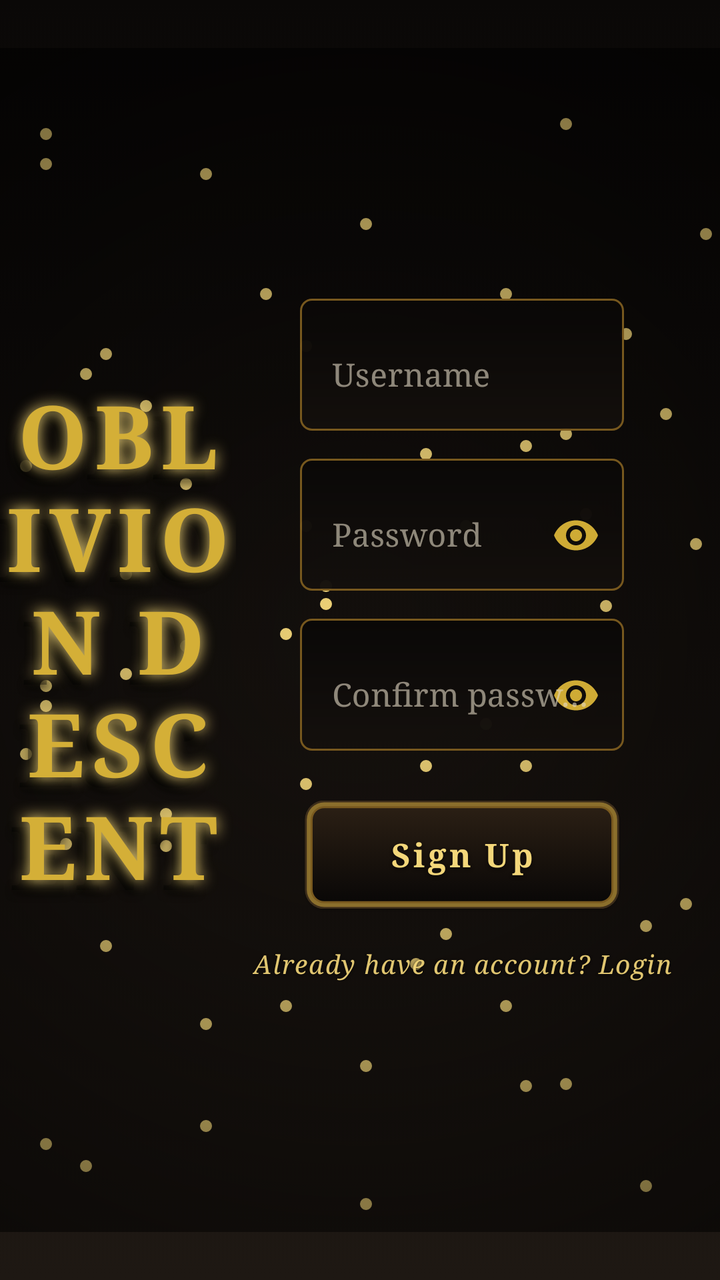
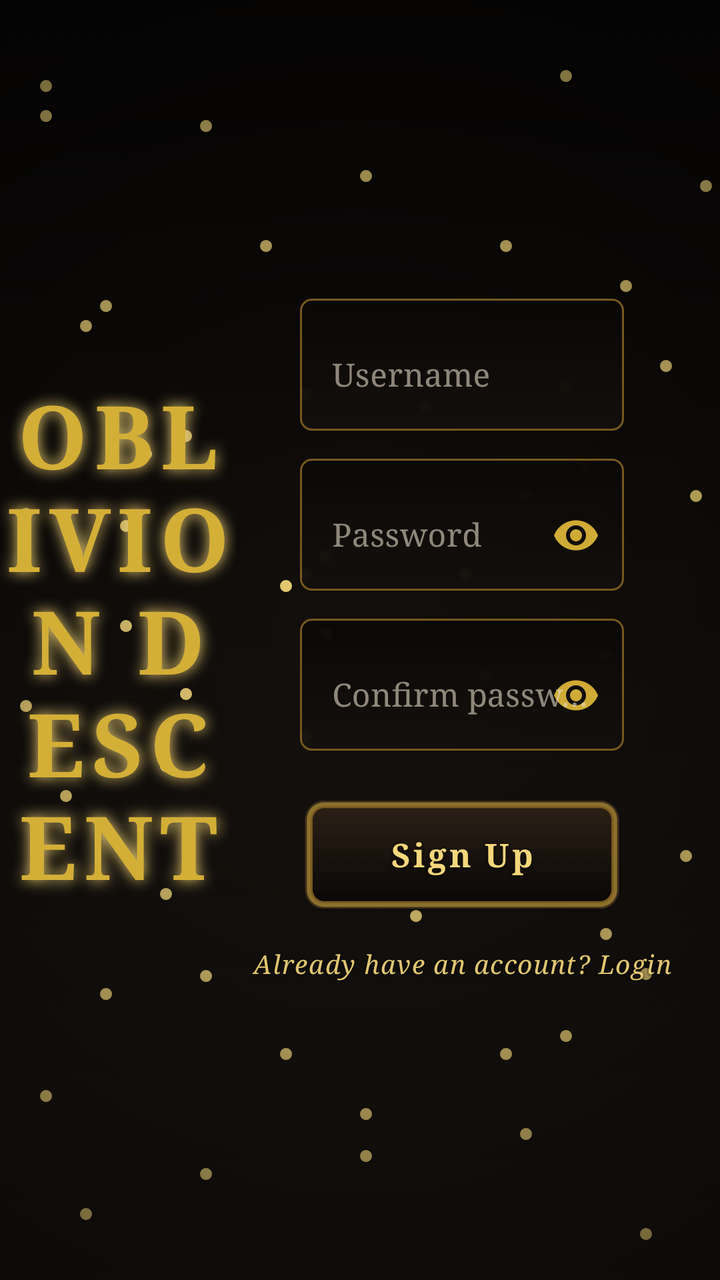

Screens rendered from an Android XML layout before and after an edit, with the pre-edit source and the edit as a unified diff.
<!-- AndroidManifest.xml: application theme Theme.OblivionDescent -->
<!-- res/layout/activity_signup.xml -->
<?xml version="1.0" encoding="utf-8"?>
<androidx.constraintlayout.widget.ConstraintLayout
    xmlns:android="http://schemas.android.com/apk/res/android"
    xmlns:app="http://schemas.android.com/apk/res-auto"
    xmlns:tools="http://schemas.android.com/tools"
    android:id="@+id/signupRoot"
    android:layout_width="match_parent"
    android:layout_height="match_parent"
    android:background="@drawable/game_background"
    android:paddingTop="24dp"
    android:paddingBottom="24dp">

    <ImageView android:id="@+id/particle1" android:layout_width="6dp" android:layout_height="6dp"
        android:src="@drawable/particle"
        android:layout_marginTop="40dp" android:layout_marginStart="20dp"
        app:layout_constraintTop_toTopOf="parent" app:layout_constraintStart_toStartOf="parent"/>

    <ImageView android:id="@+id/particle2" android:layout_width="6dp" android:layout_height="6dp"
        android:src="@drawable/particle"
        android:layout_marginTop="60dp" android:layout_marginStart="100dp"
        app:layout_constraintTop_toTopOf="parent" app:layout_constraintStart_toStartOf="parent"/>

    <ImageView android:id="@+id/particle3" android:layout_width="6dp" android:layout_height="6dp"
        android:src="@drawable/particle"
        android:layout_marginTop="90dp" android:layout_marginStart="350dp"
        app:layout_constraintTop_toTopOf="parent" app:layout_constraintStart_toStartOf="parent"/>

    <ImageView android:id="@+id/particle4" android:layout_width="6dp" android:layout_height="6dp"
        android:src="@drawable/particle"
        android:layout_marginTop="120dp" android:layout_marginStart="250dp"
        app:layout_constraintTop_toTopOf="parent" app:layout_constraintStart_toStartOf="parent"/>

    <ImageView android:id="@+id/particle5" android:layout_width="6dp" android:layout_height="6dp"
        android:src="@drawable/particle"
        android:layout_marginTop="150dp" android:layout_marginStart="50dp"
        app:layout_constraintTop_toTopOf="parent" app:layout_constraintStart_toStartOf="parent"/>

    <ImageView android:id="@+id/particle6" android:layout_width="6dp" android:layout_height="6dp"
        android:src="@drawable/particle"
        android:layout_marginTop="180dp" android:layout_marginStart="330dp"
        app:layout_constraintTop_toTopOf="parent" app:layout_constraintStart_toStartOf="parent"/>

    <ImageView android:id="@+id/particle7" android:layout_width="6dp" android:layout_height="6dp"
        android:src="@drawable/particle"
        android:layout_marginTop="200dp" android:layout_marginStart="210dp"
        app:layout_constraintTop_toTopOf="parent" app:layout_constraintStart_toStartOf="parent"/>

    <ImageView android:id="@+id/particle8" android:layout_width="6dp" android:layout_height="6dp"
        android:src="@drawable/particle"
        android:layout_marginTop="230dp" android:layout_marginStart="290dp"
        app:layout_constraintTop_toTopOf="parent" app:layout_constraintStart_toStartOf="parent"/>

    <ImageView android:id="@+id/particle9" android:layout_width="6dp" android:layout_height="6dp"
        android:src="@drawable/particle"
        android:layout_marginTop="260dp" android:layout_marginStart="60dp"
        app:layout_constraintTop_toTopOf="parent" app:layout_constraintStart_toStartOf="parent"/>

    <ImageView android:id="@+id/particle10" android:layout_width="6dp" android:layout_height="6dp"
        android:src="@drawable/particle"
        android:layout_marginTop="290dp" android:layout_marginStart="140dp"
        app:layout_constraintTop_toTopOf="parent" app:layout_constraintStart_toStartOf="parent"/>

    <ImageView android:id="@+id/particle11" android:layout_width="6dp" android:layout_height="6dp"
        android:src="@drawable/particle"
        android:layout_marginTop="320dp" android:layout_marginStart="360dp"
        app:layout_constraintTop_toTopOf="parent" app:layout_constraintStart_toStartOf="parent"/>

    <ImageView android:id="@+id/particle12" android:layout_width="6dp" android:layout_height="6dp"
        android:src="@drawable/particle"
        android:layout_marginTop="350dp" android:layout_marginStart="10dp"
        app:layout_constraintTop_toTopOf="parent" app:layout_constraintStart_toStartOf="parent"/>

    <ImageView android:id="@+id/particle13" android:layout_width="6dp" android:layout_height="6dp"
        android:src="@drawable/particle"
        android:layout_marginTop="380dp" android:layout_marginStart="80dp"
        app:layout_constraintTop_toTopOf="parent" app:layout_constraintStart_toStartOf="parent"/>

    <ImageView android:id="@+id/particle14" android:layout_width="6dp" android:layout_height="6dp"
        android:src="@drawable/particle"
        android:layout_marginTop="410dp" android:layout_marginStart="300dp"
        app:layout_constraintTop_toTopOf="parent" app:layout_constraintStart_toStartOf="parent"/>

    <ImageView android:id="@+id/particle15" android:layout_width="6dp" android:layout_height="6dp"
        android:src="@drawable/particle"
        android:layout_marginTop="440dp" android:layout_marginStart="220dp"
        app:layout_constraintTop_toTopOf="parent" app:layout_constraintStart_toStartOf="parent"/>

    <ImageView android:id="@+id/particle16" android:layout_width="6dp" android:layout_height="6dp"
        android:src="@drawable/particle"
        android:layout_marginBottom="20dp" android:layout_marginStart="320dp"
        app:layout_constraintBottom_toBottomOf="parent" app:layout_constraintStart_toStartOf="parent"/>

    <ImageView android:id="@+id/particle17" android:layout_width="6dp" android:layout_height="6dp"
        android:src="@drawable/particle"
        android:layout_marginBottom="50dp" android:layout_marginStart="100dp"
        app:layout_constraintBottom_toBottomOf="parent" app:layout_constraintStart_toStartOf="parent"/>

    <ImageView android:id="@+id/particle18" android:layout_width="6dp" android:layout_height="6dp"
        android:src="@drawable/particle"
        android:layout_marginBottom="80dp" android:layout_marginStart="180dp"
        app:layout_constraintBottom_toBottomOf="parent" app:layout_constraintStart_toStartOf="parent"/>

    <ImageView android:id="@+id/particle19" android:layout_width="6dp" android:layout_height="6dp"
        android:src="@drawable/particle"
        android:layout_marginBottom="110dp" android:layout_marginStart="250dp"
        app:layout_constraintBottom_toBottomOf="parent" app:layout_constraintStart_toStartOf="parent"/>

    <ImageView android:id="@+id/particle20" android:layout_width="6dp" android:layout_height="6dp"
        android:src="@drawable/particle"
        android:layout_marginBottom="140dp" android:layout_marginStart="50dp"
        app:layout_constraintBottom_toBottomOf="parent" app:layout_constraintStart_toStartOf="parent"/>

    <ImageView android:id="@+id/particle21" android:layout_width="6dp" android:layout_height="6dp"
        android:src="@drawable/particle"
        android:layout_marginBottom="170dp" android:layout_marginStart="300dp"
        app:layout_constraintBottom_toBottomOf="parent" app:layout_constraintStart_toStartOf="parent"/>

    <ImageView android:id="@+id/particle22" android:layout_width="6dp" android:layout_height="6dp"
        android:src="@drawable/particle"
        android:layout_marginBottom="200dp" android:layout_marginStart="190dp"
        app:layout_constraintBottom_toBottomOf="parent" app:layout_constraintStart_toStartOf="parent"/>

    <ImageView android:id="@+id/particle23" android:layout_width="6dp" android:layout_height="6dp"
        android:src="@drawable/particle"
        android:layout_marginBottom="230dp" android:layout_marginStart="260dp"
        app:layout_constraintBottom_toBottomOf="parent" app:layout_constraintStart_toStartOf="parent"/>

    <ImageView android:id="@+id/particle24" android:layout_width="6dp" android:layout_height="6dp"
        android:src="@drawable/particle"
        android:layout_marginBottom="260dp" android:layout_marginStart="20dp"
        app:layout_constraintBottom_toBottomOf="parent" app:layout_constraintStart_toStartOf="parent"/>

    <ImageView android:id="@+id/particle25" android:layout_width="6dp" android:layout_height="6dp"
        android:src="@drawable/particle"
        android:layout_marginBottom="290dp" android:layout_marginStart="90dp"
        app:layout_constraintBottom_toBottomOf="parent" app:layout_constraintStart_toStartOf="parent"/>

    <ImageView android:id="@+id/particle26" android:layout_width="6dp" android:layout_height="6dp"
        android:src="@drawable/particle"
        android:layout_marginBottom="320dp" android:layout_marginStart="160dp"
        app:layout_constraintBottom_toBottomOf="parent" app:layout_constraintStart_toStartOf="parent"/>

    <ImageView android:id="@+id/particle27" android:layout_width="6dp" android:layout_height="6dp"
        android:src="@drawable/particle"
        android:layout_marginBottom="350dp" android:layout_marginStart="230dp"
        app:layout_constraintBottom_toBottomOf="parent" app:layout_constraintStart_toStartOf="parent"/>

    <ImageView android:id="@+id/particle28" android:layout_width="6dp" android:layout_height="6dp"
        android:src="@drawable/particle"
        android:layout_marginBottom="380dp" android:layout_marginStart="10dp"
        app:layout_constraintBottom_toBottomOf="parent" app:layout_constraintStart_toStartOf="parent"/>

    <ImageView android:id="@+id/particle29" android:layout_width="6dp" android:layout_height="6dp"
        android:src="@drawable/particle"
        android:layout_marginBottom="410dp" android:layout_marginStart="70dp"
        app:layout_constraintBottom_toBottomOf="parent" app:layout_constraintStart_toStartOf="parent"/>

    <ImageView android:id="@+id/particle30" android:layout_width="6dp" android:layout_height="6dp"
        android:src="@drawable/particle"
        android:layout_marginBottom="440dp" android:layout_marginStart="150dp"
        app:layout_constraintBottom_toBottomOf="parent" app:layout_constraintStart_toStartOf="parent"/>

    <ImageView android:id="@+id/particle31" android:layout_width="6dp" android:layout_height="6dp"
        android:src="@drawable/particle"
        android:layout_marginTop="35dp" android:layout_marginStart="280dp"
        app:layout_constraintTop_toTopOf="parent" app:layout_constraintStart_toStartOf="parent"/>

    <ImageView android:id="@+id/particle32" android:layout_width="6dp" android:layout_height="6dp"
        android:src="@drawable/particle"
        android:layout_marginTop="85dp" android:layout_marginStart="180dp"
        app:layout_constraintTop_toTopOf="parent" app:layout_constraintStart_toStartOf="parent"/>

    <ImageView android:id="@+id/particle33" android:layout_width="6dp" android:layout_height="6dp"
        android:src="@drawable/particle"
        android:layout_marginTop="55dp" android:layout_marginStart="20dp"
        app:layout_constraintTop_toTopOf="parent" app:layout_constraintStart_toStartOf="parent"/>

    <ImageView android:id="@+id/particle34" android:layout_width="6dp" android:layout_height="6dp"
        android:src="@drawable/particle"
        android:layout_marginTop="140dp" android:layout_marginStart="310dp"
        app:layout_constraintTop_toTopOf="parent" app:layout_constraintStart_toStartOf="parent"/>

    <ImageView android:id="@+id/particle35" android:layout_width="6dp" android:layout_height="6dp"
        android:src="@drawable/particle"
        android:layout_marginTop="120dp" android:layout_marginStart="130dp"
        app:layout_constraintTop_toTopOf="parent" app:layout_constraintStart_toStartOf="parent"/>

    <ImageView android:id="@+id/particle36" android:layout_width="6dp" android:layout_height="6dp"
        android:src="@drawable/particle"
        android:layout_marginTop="160dp" android:layout_marginStart="40dp"
        app:layout_constraintTop_toTopOf="parent" app:layout_constraintStart_toStartOf="parent"/>

    <ImageView android:id="@+id/particle37" android:layout_width="6dp" android:layout_height="6dp"
        android:src="@drawable/particle"
        android:layout_marginTop="190dp" android:layout_marginStart="280dp"
        app:layout_constraintTop_toTopOf="parent" app:layout_constraintStart_toStartOf="parent"/>

    <ImageView android:id="@+id/particle38" android:layout_width="6dp" android:layout_height="6dp"
        android:src="@drawable/particle"
        android:layout_marginTop="215dp" android:layout_marginStart="90dp"
        app:layout_constraintTop_toTopOf="parent" app:layout_constraintStart_toStartOf="parent"/>

    <ImageView android:id="@+id/particle39" android:layout_width="6dp" android:layout_height="6dp"
        android:src="@drawable/particle"
        android:layout_marginTop="245dp" android:layout_marginStart="345dp"
        app:layout_constraintTop_toTopOf="parent" app:layout_constraintStart_toStartOf="parent"/>

    <ImageView android:id="@+id/particle40" android:layout_width="6dp" android:layout_height="6dp"
        android:src="@drawable/particle"
        android:layout_marginTop="275dp" android:layout_marginStart="160dp"
        app:layout_constraintTop_toTopOf="parent" app:layout_constraintStart_toStartOf="parent"/>


    <ImageView android:id="@+id/particle41" android:layout_width="6dp" android:layout_height="6dp"
        android:src="@drawable/particle"
        android:layout_marginTop="310dp" android:layout_marginStart="60dp"
        app:layout_constraintTop_toTopOf="parent" app:layout_constraintStart_toStartOf="parent"/>

    <ImageView android:id="@+id/particle42" android:layout_width="6dp" android:layout_height="6dp"
        android:src="@drawable/particle"
        android:layout_marginTop="335dp" android:layout_marginStart="240dp"
        app:layout_constraintTop_toTopOf="parent" app:layout_constraintStart_toStartOf="parent"/>

    <ImageView android:id="@+id/particle43" android:layout_width="6dp" android:layout_height="6dp"
        android:src="@drawable/particle"
        android:layout_marginTop="365dp" android:layout_marginStart="150dp"
        app:layout_constraintTop_toTopOf="parent" app:layout_constraintStart_toStartOf="parent"/>

    <ImageView android:id="@+id/particle44" android:layout_width="6dp" android:layout_height="6dp"
        android:src="@drawable/particle"
        android:layout_marginTop="395dp" android:layout_marginStart="30dp"
        app:layout_constraintTop_toTopOf="parent" app:layout_constraintStart_toStartOf="parent"/>

    <ImageView android:id="@+id/particle45" android:layout_width="6dp" android:layout_height="6dp"
        android:src="@drawable/particle"
        android:layout_marginTop="425dp" android:layout_marginStart="340dp"
        app:layout_constraintTop_toTopOf="parent" app:layout_constraintStart_toStartOf="parent"/>

    <ImageView android:id="@+id/particle46" android:layout_width="6dp" android:layout_height="6dp"
        android:src="@drawable/particle"
        android:layout_marginTop="455dp" android:layout_marginStart="205dp"
        app:layout_constraintTop_toTopOf="parent" app:layout_constraintStart_toStartOf="parent"/>

    <ImageView android:id="@+id/particle47" android:layout_width="6dp" android:layout_height="6dp"
        android:src="@drawable/particle"
        android:layout_marginTop="485dp" android:layout_marginStart="100dp"
        app:layout_constraintTop_toTopOf="parent" app:layout_constraintStart_toStartOf="parent"/>

    <ImageView android:id="@+id/particle48" android:layout_width="6dp" android:layout_height="6dp"
        android:src="@drawable/particle"
        android:layout_marginTop="515dp" android:layout_marginStart="280dp"
        app:layout_constraintTop_toTopOf="parent" app:layout_constraintStart_toStartOf="parent"/>

    <ImageView android:id="@+id/particle49" android:layout_width="6dp" android:layout_height="6dp"
        android:src="@drawable/particle"
        android:layout_marginTop="545dp" android:layout_marginStart="20dp"
        app:layout_constraintTop_toTopOf="parent" app:layout_constraintStart_toStartOf="parent"/>

    <ImageView android:id="@+id/particle50" android:layout_width="6dp" android:layout_height="6dp"
        android:src="@drawable/particle"
        android:layout_marginTop="575dp" android:layout_marginStart="180dp"
        app:layout_constraintTop_toTopOf="parent" app:layout_constraintStart_toStartOf="parent"/>

    <ImageView android:id="@+id/particle51" android:layout_width="6dp" android:layout_height="6dp"
        android:src="@drawable/particle"
        android:layout_marginBottom="30dp" android:layout_marginStart="40dp"
        app:layout_constraintBottom_toBottomOf="parent" app:layout_constraintStart_toStartOf="parent"/>

    <ImageView android:id="@+id/particle52" android:layout_width="6dp" android:layout_height="6dp"
        android:src="@drawable/particle"
        android:layout_marginBottom="70dp" android:layout_marginStart="260dp"
        app:layout_constraintBottom_toBottomOf="parent" app:layout_constraintStart_toStartOf="parent"/>

    <ImageView android:id="@+id/particle53" android:layout_width="6dp" android:layout_height="6dp"
        android:src="@drawable/particle"
        android:layout_marginBottom="110dp" android:layout_marginStart="140dp"
        app:layout_constraintBottom_toBottomOf="parent" app:layout_constraintStart_toStartOf="parent"/>

    <ImageView android:id="@+id/particle54" android:layout_width="6dp" android:layout_height="6dp"
        android:src="@drawable/particle"
        android:layout_marginBottom="150dp" android:layout_marginStart="320dp"
        app:layout_constraintBottom_toBottomOf="parent" app:layout_constraintStart_toStartOf="parent"/>

    <ImageView android:id="@+id/particle55" android:layout_width="6dp" android:layout_height="6dp"
        android:src="@drawable/particle"
        android:layout_marginBottom="190dp" android:layout_marginStart="80dp"
        app:layout_constraintBottom_toBottomOf="parent" app:layout_constraintStart_toStartOf="parent"/>

    <ImageView android:id="@+id/particle56" android:layout_width="6dp" android:layout_height="6dp"
        android:src="@drawable/particle"
        android:layout_marginBottom="230dp" android:layout_marginStart="210dp"
        app:layout_constraintBottom_toBottomOf="parent" app:layout_constraintStart_toStartOf="parent"/>

    <ImageView android:id="@+id/particle57" android:layout_width="6dp" android:layout_height="6dp"
        android:src="@drawable/particle"
        android:layout_marginBottom="270dp" android:layout_marginStart="20dp"
        app:layout_constraintBottom_toBottomOf="parent" app:layout_constraintStart_toStartOf="parent"/>

    <ImageView android:id="@+id/particle58" android:layout_width="6dp" android:layout_height="6dp"
        android:src="@drawable/particle"
        android:layout_marginBottom="310dp" android:layout_marginStart="300dp"
        app:layout_constraintBottom_toBottomOf="parent" app:layout_constraintStart_toStartOf="parent"/>

    <ImageView android:id="@+id/particle59" android:layout_width="6dp" android:layout_height="6dp"
        android:src="@drawable/particle"
        android:layout_marginBottom="350dp" android:layout_marginStart="150dp"
        app:layout_constraintBottom_toBottomOf="parent" app:layout_constraintStart_toStartOf="parent"/>

    <ImageView android:id="@+id/particle60" android:layout_width="6dp" android:layout_height="6dp"
        android:src="@drawable/particle"
        android:layout_marginBottom="390dp" android:layout_marginStart="260dp"
        app:layout_constraintBottom_toBottomOf="parent" app:layout_constraintStart_toStartOf="parent"/>

    <View
        android:id="@+id/vignetteOverlay"
        android:layout_width="match_parent"
        android:layout_height="match_parent"
        android:alpha="0.94"
        android:background="@drawable/vignette_overlay" />

    <TextView
        android:id="@+id/GameTitleBack"
        android:layout_width="0dp"
        android:layout_height="wrap_content"
        android:text="Oblivion Descent"
        android:textAllCaps="true"
        android:textSize="44sp"
        android:textStyle="bold"
        android:fontFamily="serif"
        android:gravity="center"
        android:letterSpacing="0.08"
        android:textColor="#66000000"
        android:shadowColor="#CC000000"
        android:shadowDx="4"
        android:shadowDy="4"
        android:shadowRadius="10"
        android:translationX="-5dp"
        android:translationY="5dp"
        app:layout_constraintEnd_toStartOf="@+id/signupUsernameLayout"
        app:layout_constraintStart_toStartOf="parent"
        app:layout_constraintTop_toTopOf="parent"
        app:layout_constraintBottom_toBottomOf="parent"
        android:layout_marginEnd="32dp"/>

    <TextView
        android:id="@+id/GameTitleFront"
        android:layout_width="0dp"
        android:layout_height="wrap_content"
        android:text="Oblivion Descent"
        android:textAllCaps="true"
        android:textSize="44sp"
        android:textStyle="bold"
        android:fontFamily="serif"
        android:gravity="center"
        android:letterSpacing="0.08"
        android:textColor="@color/gold_bright"
        android:shadowColor="@color/gold_glow"
        android:shadowDx="0"
        android:shadowDy="0"
        android:shadowRadius="18"
        android:animation="@anim/glow_pulse"
        app:layout_constraintTop_toTopOf="@+id/GameTitleBack"
        app:layout_constraintBottom_toBottomOf="@+id/GameTitleBack"
        app:layout_constraintStart_toStartOf="@+id/GameTitleBack"
        app:layout_constraintEnd_toEndOf="@+id/GameTitleBack"/>


    <com.google.android.material.textfield.TextInputLayout
        android:id="@+id/signupUsernameLayout"
        style="@style/Widget.MaterialComponents.TextInputLayout.OutlinedBox"
        android:layout_width="0dp"
        android:layout_height="wrap_content"
        android:hint="Username"
        app:boxBackgroundMode="none"
        android:background="@drawable/input_bg"
        android:alpha="0.98"
        app:boxStrokeColor="@color/gold_bright"
        app:hintTextColor="@color/gold_glow"
        app:boxStrokeWidth="2dp"
        app:boxStrokeWidthFocused="3dp"
        app:layout_constraintWidth_percent="0.45"
        app:layout_constraintVertical_chainStyle="packed"
        app:layout_constraintTop_toTopOf="parent"
        app:layout_constraintBottom_toTopOf="@+id/signupPasswordLayout"
        app:layout_constraintEnd_toEndOf="parent"
        android:layout_marginEnd="48dp"
        android:layout_marginBottom="14dp">

        <com.google.android.material.textfield.TextInputEditText
            android:id="@+id/etSignupUsername"
            android:layout_width="match_parent"
            android:layout_height="wrap_content"
            android:textColor="@color/bone_white"
            android:textColorHint="@color/bone_muted"
            android:fontFamily="serif"
            android:inputType="textPersonName"/>
    </com.google.android.material.textfield.TextInputLayout>

    <com.google.android.material.textfield.TextInputLayout
        android:id="@+id/signupPasswordLayout"
        style="@style/Widget.MaterialComponents.TextInputLayout.OutlinedBox"
        android:layout_width="0dp"
        android:layout_height="wrap_content"
        android:hint="Password"
        app:endIconMode="password_toggle"
        app:endIconTint="@color/gold_bright"
        android:background="@drawable/input_bg"
        android:alpha="0.98"
        app:boxBackgroundMode="none"
        app:boxStrokeColor="@color/gold_bright"
        app:hintTextColor="@color/gold_glow"
        app:boxStrokeWidth="2dp"
        app:boxStrokeWidthFocused="3dp"
        app:layout_constraintWidth_percent="0.45"
        app:layout_constraintTop_toBottomOf="@+id/signupUsernameLayout"
        app:layout_constraintBottom_toTopOf="@+id/signupConfirmLayout"
        app:layout_constraintStart_toStartOf="@+id/signupUsernameLayout"
        app:layout_constraintEnd_toEndOf="@+id/signupUsernameLayout"
        android:layout_marginBottom="14dp">

        <com.google.android.material.textfield.TextInputEditText
            android:id="@+id/etSignupPassword"
            android:layout_width="match_parent"
            android:layout_height="wrap_content"
            android:textColor="@color/bone_white"
            android:textColorHint="@color/bone_muted"
            android:fontFamily="serif"
            android:inputType="textPassword"/>
    </com.google.android.material.textfield.TextInputLayout>

    <com.google.android.material.textfield.TextInputLayout
        android:id="@+id/signupConfirmLayout"
        style="@style/Widget.MaterialComponents.TextInputLayout.OutlinedBox"
        android:layout_width="0dp"
        android:layout_height="wrap_content"
        android:hint="Confirm password"
        app:endIconMode="password_toggle"
        app:endIconTint="@color/gold_bright"
        android:background="@drawable/input_bg"
        android:alpha="0.98"
        app:boxBackgroundMode="none"
        app:boxStrokeColor="@color/gold_bright"
        app:hintTextColor="@color/gold_glow"
        app:boxStrokeWidth="2dp"
        app:boxStrokeWidthFocused="3dp"
        app:layout_constraintWidth_percent="0.45"
        app:layout_constraintTop_toBottomOf="@+id/signupPasswordLayout"
        app:layout_constraintBottom_toTopOf="@+id/btnSignup"
        app:layout_constraintStart_toStartOf="@+id/signupUsernameLayout"
        app:layout_constraintEnd_toEndOf="@+id/signupUsernameLayout"
        android:layout_marginBottom="24dp">

        <com.google.android.material.textfield.TextInputEditText
            android:id="@+id/etSignupConfirm"
            android:layout_width="match_parent"
            android:layout_height="wrap_content"
            android:textColor="@color/bone_white"
            android:textColorHint="@color/bone_muted"
            android:fontFamily="serif"
            android:inputType="textPassword"/>
    </com.google.android.material.textfield.TextInputLayout>

    <com.google.android.material.button.MaterialButton
        android:id="@+id/btnSignup"
        android:layout_width="0dp"
        android:layout_height="56dp"
        android:text="Sign Up"
        android:textAllCaps="false"
        android:textSize="17sp"
        android:textStyle="bold"
        android:fontFamily="serif"
        android:letterSpacing="0.08"
        android:textColor="@color/gold_glow"
        android:shadowColor="@color/ink_shadow"
        android:shadowDx="0"
        android:shadowDy="2"
        android:shadowRadius="4"
        app:backgroundTint="@null"
        android:stateListAnimator="@animator/button_elevation_anim"
        android:translationZ="6dp"
        app:layout_constraintTop_toBottomOf="@+id/signupConfirmLayout"
        app:layout_constraintBottom_toTopOf="@+id/tvBackToLogin"
        app:layout_constraintStart_toStartOf="@+id/signupUsernameLayout"
        app:layout_constraintEnd_toEndOf="@+id/signupUsernameLayout"
        android:layout_marginBottom="18dp"
        android:clickable="true"
        android:focusable="true"
        tools:ignore="HardcodedText"
        android:background="@drawable/btn_login"/>

    <TextView
        android:id="@+id/tvBackToLogin"
        android:layout_width="wrap_content"
        android:layout_height="wrap_content"
        android:text="Already have an account? Login"
        android:textColor="@color/gold_glow"
        android:textSize="13sp"
        android:gravity="center"
        android:fontFamily="serif"
        android:textStyle="italic"
        android:alpha="0.92"
        android:letterSpacing="0.04"
        android:shadowColor="@color/ink_shadow"
        android:shadowDx="0"
        android:shadowDy="1"
        android:shadowRadius="3"
        android:animation="@anim/fade_in_delayed"
        app:layout_constraintTop_toBottomOf="@+id/btnSignup"
        app:layout_constraintBottom_toBottomOf="parent"
        app:layout_constraintStart_toStartOf="@+id/btnSignup"
        app:layout_constraintEnd_toEndOf="@+id/btnSignup"/>

</androidx.constraintlayout.widget.ConstraintLayout>
<!-- resources referenced by this layout -->
<resources>
  <color name="bone_muted">#7A7060</color>
  <color name="bone_white">#EAE0CA</color>
  <color name="gold_bright">#D4AF37</color>
  <color name="gold_glow">#F4D77A</color>
  <color name="ink_shadow">#0A0807</color>
  <!-- drawable btn_login: vector/xml drawable (drawable, 3325 chars, omitted) -->
  <!-- drawable game_background (drawable) -->
  <?xml version="1.0" encoding="utf-8"?>
  <selector xmlns:android="http://schemas.android.com/apk/res/android">
      <item>
          <shape>
              <gradient
                  android:type="linear"
                  android:angle="270"
                  android:startColor="@color/bg_deepest"
                  android:centerColor="@color/bg_base"
                  android:endColor="@color/bg_surface"/>
          </shape>
      </item>
  </selector>
  <!-- drawable input_bg (drawable) -->
  <?xml version="1.0" encoding="utf-8"?>
  <layer-list xmlns:android="http://schemas.android.com/apk/res/android">
  
      <item>
          <shape android:shape="rectangle">
              <solid android:color="@color/gold_deep"/>
              <corners android:radius="6dp"/>
          </shape>
      </item>
  
      <item
          android:left="1dp"
          android:top="1dp"
          android:right="1dp"
          android:bottom="1dp">
          <shape android:shape="rectangle">
              <gradient
                  android:type="linear"
                  android:angle="270"
                  android:startColor="@color/bg_deepest"
                  android:endColor="@color/bg_base"/>
              <corners android:radius="5dp"/>
          </shape>
      </item>
  
  </layer-list>
  <!-- drawable particle (drawable) -->
  <?xml version="1.0" encoding="utf-8"?>
  <shape xmlns:android="http://schemas.android.com/apk/res/android" android:shape="oval">
      <size android:width="6dp" android:height="6dp"/>
      <solid android:color="@color/gold_glow"/>
      <alpha android:value="0.35"/>
  </shape>
  <!-- drawable vignette_overlay (drawable) -->
  <?xml version="1.0" encoding="utf-8"?>
  <shape xmlns:android="http://schemas.android.com/apk/res/android">
      <gradient
          android:type="radial"
          android:gradientRadius="640dp"
          android:startColor="#00000000"
          android:centerColor="#88000000"
          android:endColor="#FF000000"
          android:centerX="0.5"
          android:centerY="0.5"/>
  </shape>
  <style name="Theme.OblivionDescent" parent="Base.Theme.OblivionDescent" />
  <color name="bg_deepest">#0A0807</color>
  <color name="bg_base">#14100D</color>
  <color name="bg_surface">#1E1813</color>
  <color name="gold_deep">#7A5A1F</color>
  <style name="Base.Theme.OblivionDescent" parent="Theme.Material3.DayNight.NoActionBar">
          <item name="android:windowBackground">@color/bg_base</item>
          <item name="android:colorBackground">@color/bg_base</item>
          <item name="colorPrimary">@color/gold_base</item>
          <item name="colorPrimaryVariant">@color/gold_deep</item>
          <item name="colorOnPrimary">@color/bg_deepest</item>
          <item name="colorSecondary">@color/crimson_base</item>
          <item name="colorOnSecondary">@color/bone_white</item>
          <item name="colorSurface">@color/bg_surface</item>
          <item name="colorOnSurface">@color/bone_white</item>
          <item name="colorAccent">@color/gold_bright</item>
          <item name="android:textColorPrimary">@color/bone_white</item>
          <item name="android:textColorSecondary">@color/bone_dim</item>
          <item name="android:textColorHint">@color/bone_muted</item>
      </style>
  <color name="gold_base">#B8911E</color>
  <color name="crimson_base">#8B1818</color>
  <color name="bone_dim">#B8AC91</color>
</resources>

<!-- the commit's change to res/layout/activity_signup.xml (unified diff, before → after) -->
@@ -6,9 +6,7 @@
     android:id="@+id/signupRoot"
     android:layout_width="match_parent"
     android:layout_height="match_parent"
-    android:background="@drawable/game_background"
-    android:paddingTop="24dp"
-    android:paddingBottom="24dp">
+    android:background="@drawable/game_background">
 
     <ImageView android:id="@+id/particle1" android:layout_width="6dp" android:layout_height="6dp"
         android:src="@drawable/particle"
@@ -317,30 +315,6 @@
         android:layout_height="match_parent"
         android:alpha="0.94"
         android:background="@drawable/vignette_overlay" />
-
-    <TextView
-        android:id="@+id/GameTitleBack"
-        android:layout_width="0dp"
-        android:layout_height="wrap_content"
-        android:text="Oblivion Descent"
-        android:textAllCaps="true"
-        android:textSize="44sp"
-        android:textStyle="bold"
-        android:fontFamily="serif"
-        android:gravity="center"
-        android:letterSpacing="0.08"
-        android:textColor="#66000000"
-        android:shadowColor="#CC000000"
-        android:shadowDx="4"
-        android:shadowDy="4"
-        android:shadowRadius="10"
-        android:translationX="-5dp"
-        android:translationY="5dp"
-        app:layout_constraintEnd_toStartOf="@+id/signupUsernameLayout"
-        app:layout_constraintStart_toStartOf="parent"
-        app:layout_constraintTop_toTopOf="parent"
-        app:layout_constraintBottom_toBottomOf="parent"
-        android:layout_marginEnd="32dp"/>
 
     <TextView
         android:id="@+id/GameTitleFront"
@@ -359,10 +333,11 @@
         android:shadowDy="0"
         android:shadowRadius="18"
         android:animation="@anim/glow_pulse"
-        app:layout_constraintTop_toTopOf="@+id/GameTitleBack"
-        app:layout_constraintBottom_toBottomOf="@+id/GameTitleBack"
-        app:layout_constraintStart_toStartOf="@+id/GameTitleBack"
-        app:layout_constraintEnd_toEndOf="@+id/GameTitleBack"/>
+        app:layout_constraintTop_toTopOf="parent"
+        app:layout_constraintBottom_toBottomOf="parent"
+        app:layout_constraintStart_toStartOf="parent"
+        app:layout_constraintEnd_toStartOf="@+id/signupUsernameLayout"
+        android:layout_marginEnd="32dp"/>
 
 
     <com.google.android.material.textfield.TextInputLayout
